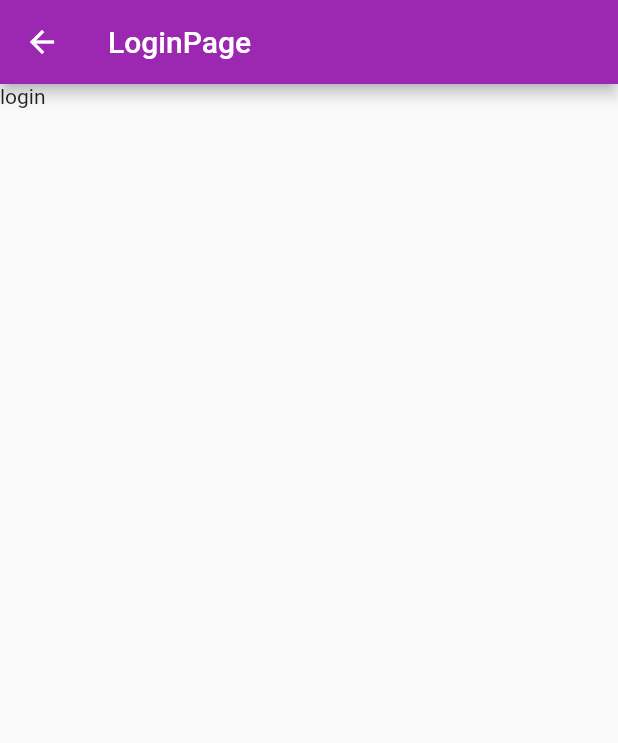
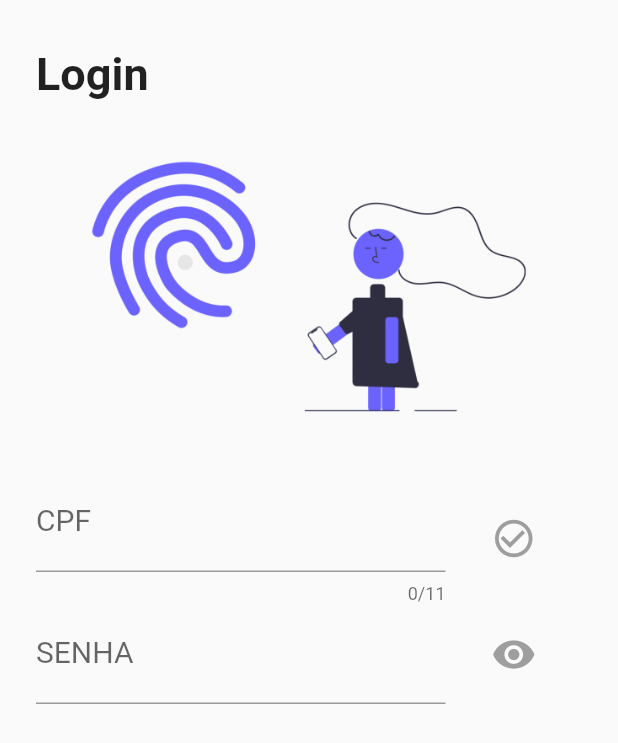
Before and after one commit to kauemurakami/profectus, a Flutter app: the LoginPage screen opened by its route, on a phone screen of 412 x 824 dp. Shown: the top 743 px of the screen. Run offline on Flutter 3.47's test engine with Material 2 defaults, Android fonts, the light colour scheme and no system bars; our stand-ins replace get, liquid_swipe.

Commit message:
criando pagina de login

```diff
--- /dev/null
+++ b/lib/app/data/model/user_model.dart
@@ -0,0 +1,25 @@
+class UserModel {
+
+  int cpf; //identificador
+  String name;
+  String idade; // idade
+  String sexo; // mas femin
+  String faxaEtaria; // criança, adolescente, adulto, idoso
+  String condicao; // baixa, media, alta
+  bool trabalha; // sim  nao
+  String freqSaida; // sim nao as vezes
+  String contatoComInfect; //sim nao talvez
+
+  UserModel({ id, name });
+
+  UserModel.fromJson(Map<String, dynamic> json){
+      this.cpf = json['cpf'];
+      this.name = json['name'];
+  }
+
+  Map<String, dynamic> toJson(){
+    final Map<String, dynamic> data = new Map<String, dynamic>();
+    data['name'] = this.name;
+    return data;
+  }
+}
--- a/lib/app/modules/login/login_controller.dart
+++ b/lib/app/modules/login/login_controller.dart
@@ -1,5 +1,6 @@
 import 'package:get/get.dart';
 import 'package:meta/meta.dart';
+import 'package:vitalis/app/data/model/user_model.dart';
 import 'package:vitalis/app/data/repository/user_repository.dart';
 
 class LoginController extends GetxController {
@@ -7,7 +8,32 @@ class LoginController extends GetxController {
   final UserRepository repository;
   LoginController({@required this.repository}) : assert(repository != null);
 
-  final _obj = ''.obs;
-  set obj(value) => this._obj.value = value;
-  get obj => this._obj.value;
+  final _isCPF = false.obs;
+  get isCPF => this._isCPF.value;
+  set isCPF(value) => this._isCPF.value = value;
+
+  final _user = UserModel().obs;
+  get user => this._user.value;
+  set user(value) => this._user.value = value;
+
+
+  final _showPassword = false.obs;
+  get showPassword => this._showPassword.value;
+  set showPassword(value) => this._showPassword.value = value;
+
+  validatecpf(value) => GetUtils.isCpf(value) ? null : 'Insira um CPF válido' ;
+  validateSenha(value) => value < 5 ? 'Insira uma senha válida' : null ;
+
+  onSavedCpf(value) => this.user.cpf = value;
+  onSavedSenha(value) => this.user.senha = value;
+
+  onChangeCpf(value) => GetUtils.isCpf(value) ? this.isCPF = true : null ;
+  onChangeSenha(value) => this.user.senha = value;
+
+  show() => !this.showPassword ? this.showPassword == true : this.showPassword == false;
+  login(){
+
+  }
+
+
 }
--- a/lib/app/modules/login/login_page.dart
+++ b/lib/app/modules/login/login_page.dart
@@ -1,18 +1,90 @@
 import 'package:flutter/material.dart';
 import 'package:vitalis/app/modules/login/login_controller.dart';
 import 'package:get/get.dart';
+import 'package:vitalis/app/theme/app_text_theme.dart';
+import 'package:vitalis/app/widgets/custom_tff_widget.dart';
 
 class LoginPage extends GetView<LoginController> {
+  final GlobalKey _formKey = GlobalKey<FormState>();
 
   @override
   Widget build(BuildContext context) {
-
     return Scaffold(
-    appBar: AppBar(title: Text('LoginPage')),
-
-    body: Container(
-      child: Text('login'),
-      ),
-    );
+        body: SafeArea(
+      child: SingleChildScrollView(
+          child: Form(
+        key: _formKey,
+        child: Container(
+          height: Get.height,
+          width: Get.width,
+          padding: const EdgeInsets.all(24.0),
+          child: Column(children: [
+            Row(
+              mainAxisAlignment: MainAxisAlignment.start,
+              children: [
+                Padding(
+                  padding: const EdgeInsets.only(top: 8.0),
+                  child: Text(
+                    'Login',
+                    style: title,
+                  ),
+                ),
+              ],
+            ),
+            Padding(
+              padding: const EdgeInsets.only(top: 16.0, bottom: 16.0),
+              child: Image.asset('assets/images/login.png'),
+            ),
+            Obx(
+              () => Row(
+                mainAxisAlignment: MainAxisAlignment.start,
+                children: [
+                  Expanded(
+                    flex: 3,
+                    child: CustomTextFormField(
+                      onChanged: (value) => controller.onChangeCpf(value),
+                      onSaved: (value) => controller.onSavedCpf(value),
+                      validator: (value) => controller.validateCpf(value),
+                      text: 'CPF',
+                      max: 11,
+                    ),
+                  ),
+                  Expanded(
+                    flex: 1,
+                    child: Icon(
+                      Icons.check_circle_outline, size: 30,
+                      color: controller.isCPF ? Colors.green : Colors.grey,
+                    ),
+                  ),
+                ],
+              ),
+            ),
+            Obx(
+              () => Row(
+                mainAxisAlignment: MainAxisAlignment.start,
+                children: [
+                  Expanded(
+                    flex: 3,
+                    child: CustomTextFormField(
+                      onChanged: (value) => controller.onChangeCpf(value),
+                      onSaved: (value) => controller.onSavedCpf(value),
+                      text: 'SENHA',
+                    ),
+                  ),
+                  Expanded(
+                    flex: 1,
+                    child: IconButton(
+                      icon: Icon(Icons.remove_red_eye),iconSize: 30,
+                      color: controller.showPassword ? Colors.purpleAccent : Colors.grey,
+                      onPressed: ()=> controller.show(),
+                    ),
+                  ),
+                ],
+              ),
+            )
+          ]),
+        ),
+      )),
+    ));
   }
 }
--- a/lib/app/routes/app_pages.dart
+++ b/lib/app/routes/app_pages.dart
@@ -1,6 +1,7 @@
 import 'package:get/get.dart';
 import 'package:vitalis/app/modules/home/home_page.dart';
 import 'package:vitalis/app/modules/landing/landing_page.dart';
+import 'package:vitalis/app/modules/login/login_bindings.dart';
 import 'package:vitalis/app/modules/login/login_page.dart';
 part './app_routes.dart';
 
@@ -8,7 +9,7 @@ abstract class AppPages {
 
   static final pages = [
     GetPage(name: Routes.LANDING, page:()=> LandingPage(),),
+    GetPage(name: Routes.LOGIN, page:()=> LoginPage(), binding: LoginBinding()),
     GetPage(name: Routes.HOME, page:()=> HomePage()),
-    GetPage(name: Routes.LOGIN, page:()=> LoginPage()),
   ];
 }
--- a/lib/app/theme/app_text_theme.dart
+++ b/lib/app/theme/app_text_theme.dart
@@ -10,3 +10,8 @@ final descricaoL = TextStyle(
     fontFamily: "Billy",
     fontWeight: FontWeight.w600,
   );
+
+final title = TextStyle(
+    fontSize: 30,
+    fontWeight: FontWeight.w600,
+  );
--- /dev/null
+++ b/lib/app/widgets/custom_tff_widget.dart
@@ -0,0 +1,54 @@
+import 'package:flutter/material.dart';
+
+class CustomTextFormField extends StatelessWidget {
+  final Function(String value) onSaved;
+  final Function(String value) onChanged;
+  final Function(String value) validator;
+  final bool emailCheck;
+  final String text;
+  final Widget sufixIcon;
+  final TextInputAction action;
+  final TextInputType type;
+  final bool obscure;
+  final TextEditingController controller;
+  final TextDirection direction;
+  final int max;
+
+  CustomTextFormField(
+      {this.emailCheck,
+      this.text,
+      this.onChanged,
+      this.onSaved,
+      this.validator,
+      this.sufixIcon,
+      this.action,
+      this.type,
+      this.obscure = false,
+      this.controller,
+      this.direction = TextDirection.ltr,
+      this.max,
+      });
+
+  @override
+  Widget build(BuildContext context) {
+    return TextFormField(
+      maxLength: this.max,
+      textDirection: this.direction,
+      controller: this.controller,
+      obscureText: this.obscure,
+      style: TextStyle(fontSize: 20),
+      keyboardType: this.type,
+      cursorColor: Colors.deepPurpleAccent,
+      decoration: InputDecoration(
+          //contentPadding: EdgeInsets.only(top: 5),
+          border:
+              UnderlineInputBorder(borderSide: BorderSide(color: Colors.purple)),
+          labelText: this.text,
+          suffixIcon: this.sufixIcon),
+      onChanged: (value) => this.onChanged(value),
+      onSaved: (value) => this.onSaved(value),
+      validator: (value) => this.validator(value),
+      textInputAction: this.action,
+    );
+  }
+}
--- a/pubspec.yaml
+++ b/pubspec.yaml
@@ -40,6 +40,7 @@ flutter:
     - assets/images/vacine.png
     - assets/images/interrog.png
     - assets/images/time.png
+    - assets/images/login.png
 
 
   # An image asset can refer to one or more resolution-specific "variants", see
```
Also changed, not shown: assets/images/login.png (added), assets/images/one-continuous-single-drawn-line-260nw-1300588840 (1).jpg (deleted).
